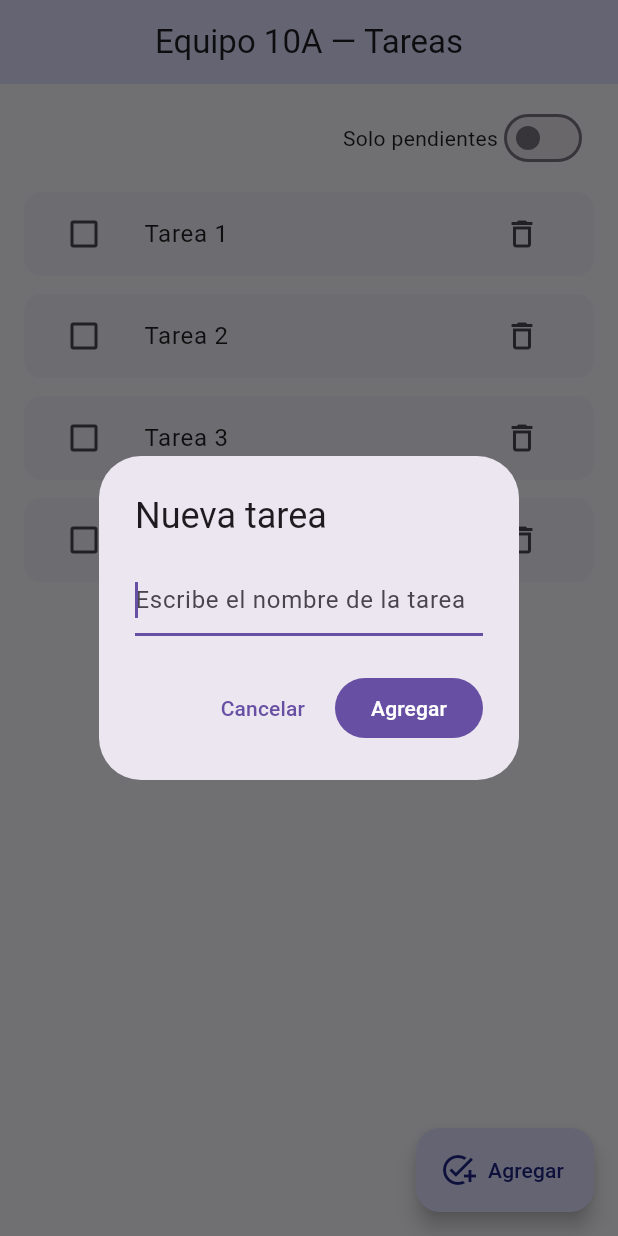
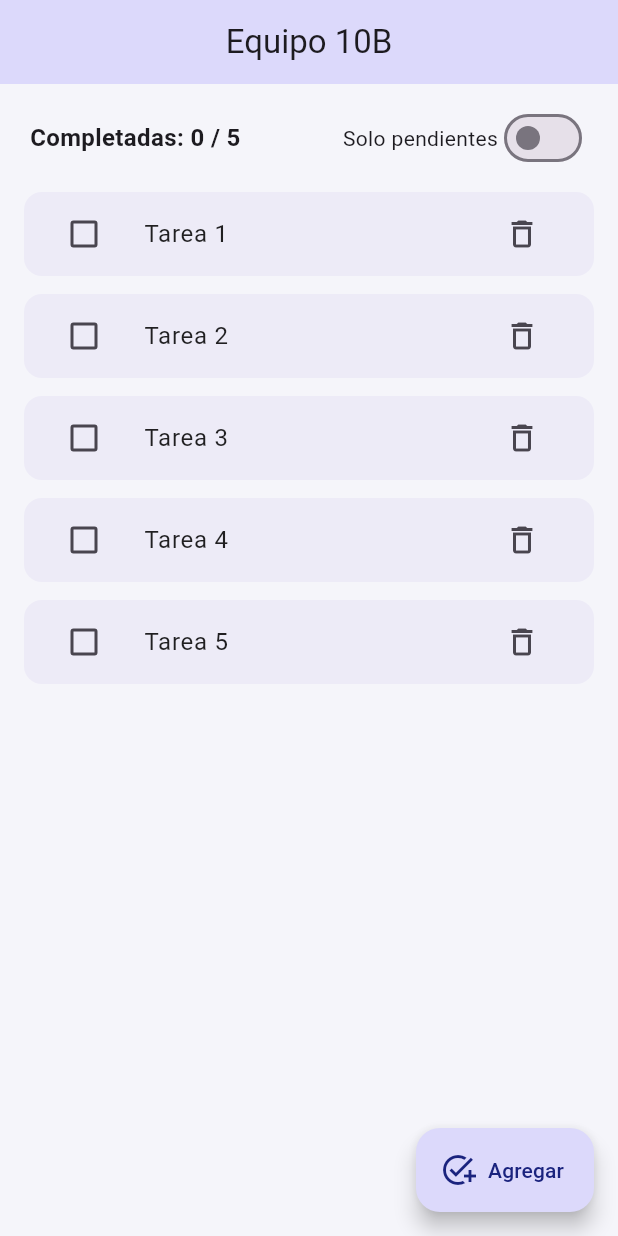
Before and after one commit to DelgadoVelazquez/Actividad1_android, a Flutter app: the screen it shows after launch, after a tap on "Agregar", on a phone screen of 412 x 824 dp. Run offline on Flutter 3.47's test engine with Material 3 defaults, Android fonts, the phone set to English and light mode, and no system bars.

Commit message:
Contador y boton para agregar mas tareas

```diff
--- a/lib/main.dart
+++ b/lib/main.dart
@@ -57,6 +57,9 @@ class _TaskBoardScreenState extends State<TaskBoardScreen> {
     return _tasks;
   }
 
+  // Contador derivado: cuántas tareas están completadas
+  int get _completadas => _tasks.where((t) => t.isCompleted).length;
+
   // Cambia el estado de completado de una tarea
   void _toggleCompletada(Task task) {
     setState(() {
@@ -78,64 +81,46 @@ class _TaskBoardScreenState extends State<TaskBoardScreen> {
     });
   }
 
-  // Agrega una nueva tarea mediante un diálogo
-  Future<void> _agregarTarea() async {
-    final controller = TextEditingController();
-
-    final nuevoTitulo = await showDialog<String>(
-      context: context,
-      builder: (context) {
-        return AlertDialog(
-          title: const Text('Nueva tarea'),
-          content: TextField(
-            controller: controller,
-            autofocus: true,
-            decoration: const InputDecoration(
-              hintText: 'Escribe el nombre de la tarea',
-            ),
-          ),
-          actions: [
-            TextButton(
-              onPressed: () => Navigator.pop(context),
-              child: const Text('Cancelar'),
-            ),
-            FilledButton(
-              onPressed: () => Navigator.pop(context, controller.text.trim()),
-              child: const Text('Agregar'),
-            ),
-          ],
-        );
-      },
-    );
-
-    if (nuevoTitulo != null && nuevoTitulo.isNotEmpty) {
+  // Agrega una nueva tarea siguiendo la secuencia numérica (Tarea 1, Tarea 2, ...)
+  void _agregarTarea() {
     setState(() {
-        _tasks.add(Task(title: nuevoTitulo));
+      final siguienteNumero = _tasks.length + 1;
+      _tasks.add(Task(title: 'Tarea $siguienteNumero'));
     });
-    }
   }
 
   @override
   Widget build(BuildContext context) {
     return Scaffold(
       appBar: AppBar(
-        title: const Text('Equipo 10A — Tareas'),
+        title: const Text('Equipo 10B'),
         centerTitle: true,
         backgroundColor: const Color(0xFFDCD9FB),
         elevation: 0,
       ),
       body: Column(
         children: [
-          // Fila con el switch del filtro
+          // Fila con el contador y el switch del filtro
           Padding(
             padding: const EdgeInsets.symmetric(horizontal: 20, vertical: 12),
             child: Row(
-              mainAxisAlignment: MainAxisAlignment.end,
+              mainAxisAlignment: MainAxisAlignment.spaceBetween,
+              children: [
+                Text(
+                  'Completadas: $_completadas / ${_tasks.length}',
+                  style: const TextStyle(
+                    fontWeight: FontWeight.bold,
+                    fontSize: 16,
+                  ),
+                ),
+                Row(
                   children: [
                     const Text('Solo pendientes'),
                     Switch(
                       value: _soloPendientes,
                       onChanged: _toggleFiltro,
+                    ),
+                  ],
                 ),
               ],
             ),
```
Lines whose indentation alone changed are shown as unchanged.
